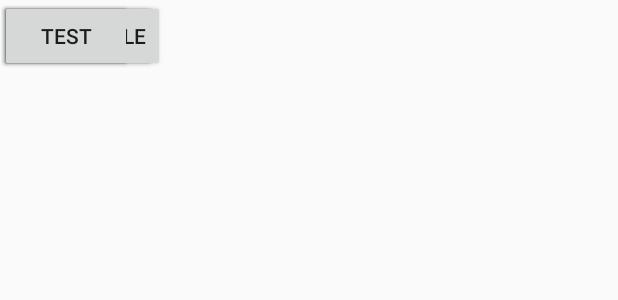
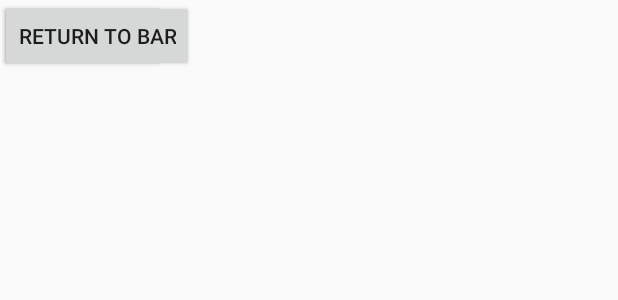
Before and after one commit to jaydngoodwin/w8r, an Android app: the layout fragment_robot.xml on its own in the app's theme, with its tools: preview values and no code run, on a phone screen of 412 x 824 dp. Shown: the top 300 px of the screen. Run offline under Robolectric (Android 15) with nearby library versions, the phone set to English and light mode, and no system bars.

Commit message:
Made changes

```diff
--- a/app/src/main/java/com/twoonetech/w8r/RobotViewModel.java
+++ b/app/src/main/java/com/twoonetech/w8r/RobotViewModel.java
@@ -40,8 +40,8 @@ public class RobotViewModel extends ViewModel {
         liveRobot.setValue(robot);
     }
 
-    public void update() {
-        liveRobot.setValue(new Robot());
+    public void updateLiveRobot(Robot robot) {
+        liveRobot.setValue(robot);
     }
 
 
--- a/app/src/main/res/layout/fragment_robot.xml
+++ b/app/src/main/res/layout/fragment_robot.xml
@@ -3,23 +3,10 @@
     xmlns:android="http://schemas.android.com/apk/res/android" android:layout_width="match_parent"
     android:layout_height="match_parent">
 
-    <Button
-        android:id="@+id/get_status"
-        android:layout_width="wrap_content"
-        android:layout_height="wrap_content"
-        android:text="Get Status" />
-
-    <Button
-        android:id="@+id/get_map"
-        android:layout_width="wrap_content"
-        android:layout_height="wrap_content"
-        android:text="Get Map" />
-
-    <Button
-        android:id="@+id/get_tables"
-        android:layout_width="wrap_content"
-        android:layout_height="wrap_content"
-        android:text="Get Tables" />
+    <View
+        android:id="@+id/state"
+        android:layout_width="match_parent"
+        android:layout_height="match_parent" />
 
     <Button
         android:id="@+id/go_to_table"
@@ -28,9 +15,9 @@
         android:text="Go to Table" />
 
     <Button
-        android:id="@+id/test"
+        android:id="@+id/return_to_bar"
         android:layout_width="wrap_content"
         android:layout_height="wrap_content"
-        android:text="Test" />
+        android:text="Return to Bar"/>
 
 </android.support.constraint.ConstraintLayout>
```
Also changed, not shown: app/src/main/java/com/twoonetech/w8r/Robot.java (+32 -0 lines), app/src/main/java/com/twoonetech/w8r/RobotFragment.java (+14 -47 lines).
